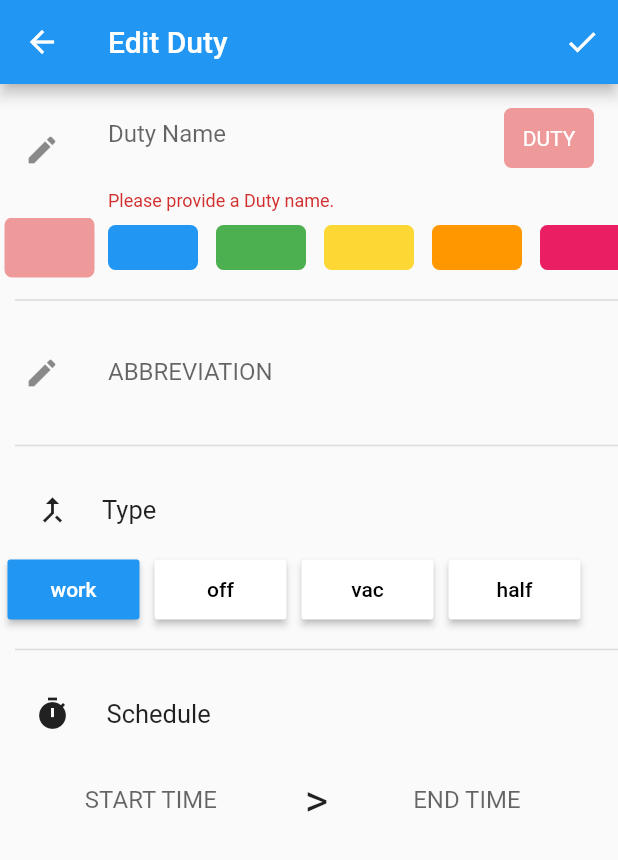
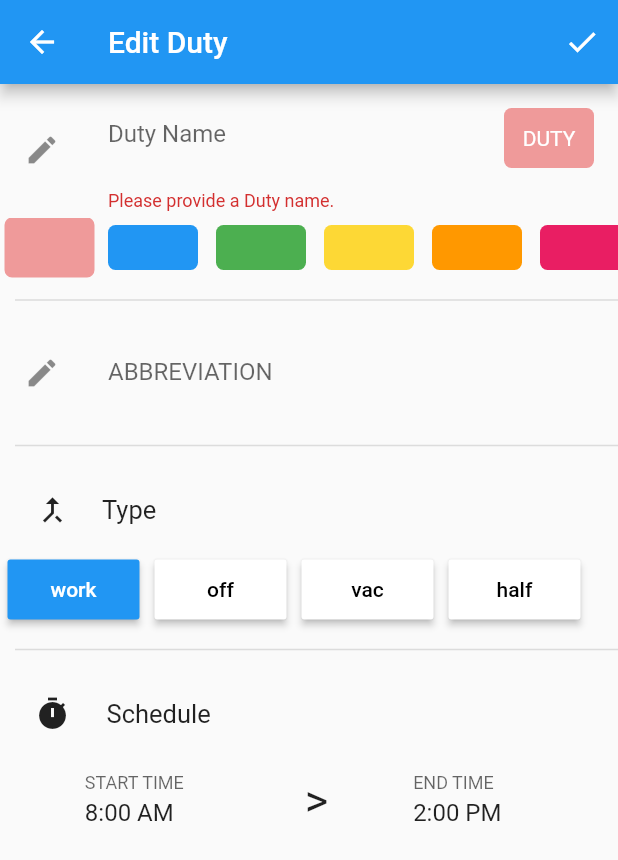
Before and after one commit to enpartha/manage_duty_3, a Flutter app: the EditDutyPage screen opened by its route, after a tap on the "check" icon, on a phone screen of 412 x 824 dp. Shown: the top 860 px of the screen. Run offline on Flutter 3.47's test engine with Material 2 defaults, Android fonts, the phone set to English and light mode, and no system bars.

Commit message:
Edit Page Working

```diff
--- a/lib/models/duty.dart
+++ b/lib/models/duty.dart
@@ -4,31 +4,28 @@ class Duty with ChangeNotifier {
   final String dutyName;
   String dutyAbbreviation;
   Color dutyColor;
-  TimeOfDay dutyStartTime = TimeOfDay(hour: 00, minute: 00);
-  TimeOfDay dutyEndTime = TimeOfDay(hour: 23, minute: 59);
   bool onDuty;
-  bool isLeave;
+  bool isAllDay = false;
   String? id;
+  TimeOfDay dutyStartTime;
+  TimeOfDay dutyEndTime;
 
   Duty({
     required this.dutyName,
     this.dutyColor = Colors.grey,
     String dutyAbbreviation = '',
     this.onDuty = true,
-    this.isLeave = false,
-    TimeOfDay? dutyStartTime,
-    TimeOfDay? dutyEndTime,
-    this.id,
-  })  : dutyAbbreviation = dutyAbbreviation.isEmpty
+    this.isAllDay = false,
+    TimeOfDay dutyStartTime = const TimeOfDay(hour: 00, minute: 00),
+    TimeOfDay dutyEndTime = const TimeOfDay(hour: 00, minute: 00),
+    required this.id,
+  })   : dutyAbbreviation = dutyAbbreviation.isEmpty
             ? dutyName.isEmpty
                 ? ''
                 : ('${dutyName.toUpperCase()[0]}' +
                     '${dutyName.toUpperCase()[1]}')
             : dutyAbbreviation,
-        dutyStartTime = isLeave
-            ? TimeOfDay(hour: 00, minute: 00)
-            : TimeOfDay(hour: 12, minute: 0),
-        dutyEndTime = isLeave
-            ? TimeOfDay(hour: 24, minute: 00)
-            : TimeOfDay(hour: 18, minute: 0);
+        dutyStartTime =
+            isAllDay ? TimeOfDay(hour: 00, minute: 00) : dutyStartTime,
+        dutyEndTime = isAllDay ? TimeOfDay(hour: 24, minute: 00) : dutyEndTime;
 }
--- a/lib/screens/edit_duty_page.dart
+++ b/lib/screens/edit_duty_page.dart
@@ -1,31 +1,82 @@
 import 'package:flutter/material.dart';
 import 'package:intl/intl.dart';
-import 'package:manage_duty_3/models/duty.dart';
-import 'package:manage_duty_3/providers/my_duty.dart';
-import 'package:manage_duty_3/screens/view_duties.dart';
 import 'package:provider/provider.dart';
+
+import '../models/duty.dart';
+import '../providers/my_duty.dart';
 
 class EditDutyPage extends StatefulWidget {
   static const routeName = '/edit_duty';
-
-  final String? dutyId = ViewDutiesPage.dutyId;
-
-  EditDutyPage({
-    Key? key,
-    //this.dutyId
-  }) : super(key: key);
 
   @override
   _EditDutyPageState createState() => _EditDutyPageState();
 }
 
 class _EditDutyPageState extends State<EditDutyPage> {
-  TextEditingController _dutyname = TextEditingController();
-  TextEditingController _abb = TextEditingController();
-  TextEditingController _timeinput = TextEditingController();
-  TextEditingController _timeinput2 = TextEditingController();
+  final _nameCtrlr = TextEditingController();
+  final _abbCtrlr = TextEditingController();
+  final _startTimeCtrlr = TextEditingController();
+  final _endTimeCtrlr = TextEditingController();
+  final _formKey = GlobalKey<FormState>();
   int _selectedColor = 0;
   int _selectedButton = 0;
+  var _editedDuty = Duty(
+    id: null,
+    dutyName: '',
+    dutyAbbreviation: '',
+    dutyColor: Colors.lightBlue,
+    dutyStartTime: TimeOfDay(hour: 8, minute: 00),
+    dutyEndTime: TimeOfDay(hour: 14, minute: 00),
+  );
+
+  var _isInit = true;
+
+  TimeOfDay selectedTime = TimeOfDay.now();
+
+  TimeOfDay stringToTimeOfDay(String tod) {
+    final format = DateFormat.jm(); //"6:00 AM"
+    return TimeOfDay.fromDateTime(format.parse(tod));
+  }
+
+  Future<Null> _selectStartTime(BuildContext context) async {
+    selectedTime = stringToTimeOfDay(_startTimeCtrlr.text);
+    final TimeOfDay? pickedTime = await showTimePicker(
+      context: context,
+      initialTime: selectedTime,
+    );
+    if (pickedTime != null) {
+      selectedTime = pickedTime;
+
+      DateTime parsedTime =
+          DateFormat.jm().parse(pickedTime.format(context).toString());
+
+      String formattedTime = DateFormat('hh:mm aa').format(parsedTime);
+      setState(() {
+        _startTimeCtrlr.text = formattedTime;
+      });
+    }
+  }
+
+  Future<Null> _selectEndTime(BuildContext context) async {
+    selectedTime = stringToTimeOfDay(_endTimeCtrlr.text);
+    final TimeOfDay? pickedTime = await showTimePicker(
+      context: context,
+      initialTime: selectedTime,
+    );
+    if (pickedTime != null) {
+      selectedTime = pickedTime;
+
+      DateTime parsedTime =
+          DateFormat.jm().parse(pickedTime.format(context).toString());
+
+      String formattedTime = DateFormat('hh:mm aa').format(parsedTime);
+      setState(
+        () {
+          _endTimeCtrlr.text = formattedTime;
+        },
+      );
+    }
+  }
 
   final List colors = [
     Color(0xFFEF9A9A),
@@ -40,79 +91,58 @@ class _EditDutyPageState extends State<EditDutyPage> {
     Colors.black
   ];
 
-  List<String> workType = ["work", "off", "vac", "half"];
-  final _formKey = GlobalKey<FormState>();
-  var _editedDuty = Duty(
-    id: EditDutyPage().dutyId,
-    dutyName: '',
-    dutyAbbreviation: '',
-    dutyColor: Colors.lightBlue,
-    dutyStartTime: TimeOfDay(hour: 8, minute: 00),
-    dutyEndTime: TimeOfDay(hour: 2, minute: 00),
-  );
-  var _initValues = {
-    'name': '',
-    'abbreviation': '',
-    'color': Colors.lightBlue,
-    'startTime': TimeOfDay(hour: 8, minute: 00),
-    'endTime': TimeOfDay(hour: 2, minute: 00),
-  };
-
-  var _isInit = true;
+  final List<String> workType = ["work", "off", "vac", "half"];
 
   @override
   void initState() {
-    _timeinput.text = "";
-    _timeinput2.text = "";
     super.initState();
   }
 
   @override
+  void didChangeDependencies() {
+    if (_isInit) {
+      final dutyId = ModalRoute.of(context)?.settings.arguments as String?;
+
+      if (dutyId != null) {
+        _editedDuty =
+            Provider.of<MyDuty>(context, listen: false).findById(dutyId);
+
+        _nameCtrlr.text = _editedDuty.dutyName;
+        _abbCtrlr.text = _editedDuty.dutyAbbreviation;
+      }
+      _startTimeCtrlr.text = _editedDuty.dutyStartTime.format(context);
+      _endTimeCtrlr.text = _editedDuty.dutyEndTime.format(context);
+    }
+    _isInit = false;
+    super.didChangeDependencies();
+  }
+
+  @override
   void dispose() {
-    _abb.dispose();
-    _dutyname.dispose();
-    _timeinput.dispose();
-    _timeinput2.dispose();
+    _abbCtrlr.dispose();
+    _nameCtrlr.dispose();
+    _startTimeCtrlr.dispose();
+    _endTimeCtrlr.dispose();
     super.dispose();
   }
 
-  @override
-  // ignore: override_on_non_overriding_member
-  void didChangeDependecies() {
-    print(EditDutyPage().dutyId);
-    if (_isInit) {
-      final id = ModalRoute.of(context)?.settings.arguments as String?;
-      if (id != null) {
-        _editedDuty = Provider.of<MyDuty>(context, listen: false).findById(id);
-        print(_editedDuty.id);
-        _initValues = {
-          'name': _editedDuty.dutyName.toString(),
-          'abbreviation': _editedDuty.dutyAbbreviation.toString(),
-          'color': Colors.lightBlue,
-          'startTime': _editedDuty.dutyStartTime,
-          'endTime': _editedDuty.dutyEndTime,
-        };
-        _dutyname.text = _initValues['name'].toString();
-        _abb.text = _initValues['abbreviation'].toString();
-        _timeinput.text = TimeOfDay(hour: 8, minute: 00).toString();
-        _timeinput2.text = TimeOfDay(hour: 2, minute: 00).toString();
-
-        _isInit = false;
-      }
-
-      super.didChangeDependencies();
-    }
-  }
-
   void _saveForm() {
-    final id = EditDutyPage().dutyId;
     final isValid = _formKey.currentState!.validate();
     if (!isValid) {
       return;
     }
     _formKey.currentState!.save();
-    if (id != null) {
-      Provider.of<MyDuty>(context, listen: false).updateDuty(id, _editedDuty);
+    _editedDuty = Duty(
+      id: _editedDuty.id,
+      dutyName: _nameCtrlr.text,
+      dutyAbbreviation: _abbCtrlr.text,
+      dutyColor: colors[_selectedColor],
+      dutyStartTime: stringToTimeOfDay(_startTimeCtrlr.text),
+      dutyEndTime: stringToTimeOfDay(_endTimeCtrlr.text),
+    );
+    if (_editedDuty.id != null) {
+      Provider.of<MyDuty>(context, listen: false)
+          .updateDuty(_editedDuty.id, _editedDuty);
     } else {
       Provider.of<MyDuty>(context, listen: false).addDuty(_editedDuty);
     }
@@ -144,20 +174,9 @@ class _EditDutyPageState extends State<EditDutyPage> {
                     child: Icon(Icons.edit),
                   ),
                   title: TextFormField(
-                      //controller: _dutyname,
-                      // initialValue: _dutyname.text,
-                      controller: _dutyname,
+                      controller: _nameCtrlr,
                       decoration: InputDecoration(
                           labelText: "Duty Name", border: InputBorder.none),
-                      onSaved: (value) {
-                        _editedDuty = Duty(
-                          dutyName: value.toString(),
-                          dutyAbbreviation: value.toString(),
-                          dutyColor: Colors.blue,
-                          dutyStartTime: TimeOfDay(hour: 8, minute: 00),
-                          dutyEndTime: TimeOfDay(hour: 2, minute: 00),
-                        );
-                      },
                       validator: (value) {
                         if (value!.isEmpty) {
                           return 'Please provide a Duty name.';
@@ -173,7 +192,9 @@ class _EditDutyPageState extends State<EditDutyPage> {
                     ),
                     child: Center(
                       child: Text(
-                        _abb.text.isEmpty ? 'DUTY' : _abb.text.toString(),
+                        _abbCtrlr.text.isEmpty
+                            ? 'DUTY'
+                            : _abbCtrlr.text.toString(),
                         style: TextStyle(color: Colors.white),
                       ),
                     ),
@@ -222,20 +243,12 @@ class _EditDutyPageState extends State<EditDutyPage> {
                     child: Icon(Icons.edit),
                   ),
                   title: TextFormField(
+                    controller: _abbCtrlr,
                     onChanged: (value) {
                       setState(() {});
                     },
                     decoration: InputDecoration(
                         labelText: "ABBREVIATION", border: InputBorder.none),
-                    onSaved: (value) {
-                      _editedDuty = Duty(
-                        dutyName: value.toString(),
-                        dutyAbbreviation: value.toString(),
-                        dutyColor: Colors.blue,
-                        dutyStartTime: TimeOfDay(hour: 8, minute: 00),
-                        dutyEndTime: TimeOfDay(hour: 2, minute: 00),
-                      );
-                    },
                   ),
                 ),
                 Divider(
@@ -269,7 +282,6 @@ class _EditDutyPageState extends State<EditDutyPage> {
                       itemBuilder: (context, index) {
                         return Padding(
                           padding: const EdgeInsets.all(5.0),
-                          // ignore: deprecated_member_use
                           child: RaisedButton(
                             onPressed: () {
                               setState(() {
@@ -318,43 +330,14 @@ class _EditDutyPageState extends State<EditDutyPage> {
                       child: GestureDetector(
                         child: Builder(builder: (context) {
                           return TextFormField(
-                            controller: _timeinput,
-                            // initialValue:  ,
-
-                            decoration: InputDecoration(
-                                labelText: "START TIME",
-                                border: InputBorder.none),
-                            onSaved: (value) {
-                              _editedDuty = Duty(
-                                dutyName: value.toString(),
-                                dutyAbbreviation: value.toString(),
-                                dutyColor: Colors.blue,
-                                dutyStartTime: TimeOfDay(hour: 8, minute: 00),
-                                dutyEndTime: TimeOfDay(hour: 2, minute: 00),
-                              );
-                            },
-                            readOnly: true,
-                            onTap: () async {
-                              TimeOfDay? pickedTime = await showTimePicker(
-                                context: context,
-                                initialTime: TimeOfDay.now(),
-                              );
-                              if (pickedTime != null) {
-                                print(pickedTime.format(context));
-                                DateTime parsedTime = DateFormat.jm().parse(
-                                    pickedTime.format(context).toString());
-                                print(parsedTime);
-                                String formattedTime =
-                                    DateFormat('hh:mm aa').format(parsedTime);
-                                print(formattedTime);
-                                setState(() {
-                                  _timeinput.text = formattedTime;
-                                });
-                              } else {
-                                print("Time is not selected");
-                              }
-                            },
-                          );
+                              controller: _startTimeCtrlr,
+                              decoration: InputDecoration(
+                                  labelText: "START TIME",
+                                  border: InputBorder.none),
+                              readOnly: true,
+                              onTap: () {
+                                _selectStartTime(context);
+                              });
                         }),
                       ),
                     ),
@@ -367,41 +350,13 @@ class _EditDutyPageState extends State<EditDutyPage> {
                       child: GestureDetector(
                         child: Builder(builder: (context) {
                           return TextFormField(
-                            // initialValue: ,
-                            controller: _timeinput2,
+                            controller: _endTimeCtrlr,
                             decoration: InputDecoration(
                                 labelText: "END TIME",
-                                // hintText: "Time",
                                 border: InputBorder.none),
-                            onSaved: (value) {
-                              _editedDuty = Duty(
-                                dutyName: value.toString(),
-                                dutyAbbreviation: value.toString(),
-                                dutyColor: Colors.blue,
-                                dutyStartTime: TimeOfDay(hour: 8, minute: 00),
-                                dutyEndTime: TimeOfDay(hour: 2, minute: 00),
-                              );
-                            },
                             readOnly: true,
-                            onTap: () async {
-                              TimeOfDay? pickedTime = await showTimePicker(
-                                context: context,
-                                initialTime: TimeOfDay.now(),
-                              );
-                              if (pickedTime != null) {
-                                print(pickedTime.format(context));
-                                DateTime parsedTime = DateFormat.jm().parse(
-                                    pickedTime.format(context).toString());
-                                print(parsedTime);
-                                String formattedTime =
-                                    DateFormat('hh:mm aa').format(parsedTime);
-                                print(formattedTime);
-                                setState(() {
-                                  _timeinput2.text = formattedTime;
-                                });
-                              } else {
-                                print("Time is not selected");
-                              }
+                            onTap: () {
+                              _selectEndTime(context);
                             },
                           );
                         }),
```
Also changed, not shown: lib/providers/my_duty.dart (+5 -2 lines), lib/screens/view_duties.dart (+6 -14 lines), pubspec.lock.
